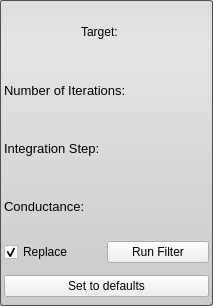
Above: src/Interface/ToolInterface/AnisotropicDiffusionFilterInterface.ui from SCIInstitute/Seg3D before the change. Below: the same form after it.
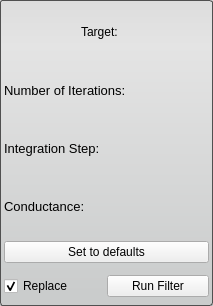
That is the form after the change.

Patch:
```diff
--- a/src/Interface/ToolInterface/AnisotropicDiffusionFilterInterface.ui
+++ b/src/Interface/ToolInterface/AnisotropicDiffusionFilterInterface.ui
@@ -134,6 +134,37 @@
    <item>
     <layout class="QHBoxLayout" name="conductanceHLayout_bottom"/>
    </item>
+   <item>
+    <widget class="QWidget" name="widget" native="true">
+     <property name="minimumSize">
+      <size>
+       <width>0</width>
+       <height>32</height>
+      </size>
+     </property>
+     <property name="maximumSize">
+      <size>
+       <width>16777215</width>
+       <height>32</height>
+      </size>
+     </property>
+     <layout class="QHBoxLayout" name="horizontalLayout_2">
+      <property name="spacing">
+       <number>0</number>
+      </property>
+      <property name="margin">
+       <number>0</number>
+      </property>
+      <item>
+       <widget class="QPushButton" name="setToDefaultPushButton">
+        <property name="text">
+         <string>Set to defaults</string>
+        </property>
+       </widget>
+      </item>
+     </layout>
+    </widget>
+   </item>
    <item>
     <widget class="QWidget" name="replaceRunWidget" native="true">
      <property name="minimumSize">
@@ -175,37 +206,6 @@
      </layout>
     </widget>
    </item>
-   <item>
-    <widget class="QWidget" name="widget" native="true">
-     <property name="minimumSize">
-      <size>
-       <width>0</width>
-       <height>32</height>
-      </size>
-     </property>
-     <property name="maximumSize">
-      <size>
-       <width>16777215</width>
-       <height>32</height>
-      </size>
-     </property>
-     <layout class="QHBoxLayout" name="horizontalLayout_2">
-      <property name="spacing">
-       <number>0</number>
-      </property>
-      <property name="margin">
-       <number>0</number>
-      </property>
-      <item>
-       <widget class="QPushButton" name="setToDefaultPushButton">
-        <property name="text">
-         <string>Set to defaults</string>
-        </property>
-       </widget>
-      </item>
-     </layout>
-    </widget>
-   </item>
   </layout>
  </widget>
  <resources/>
```
